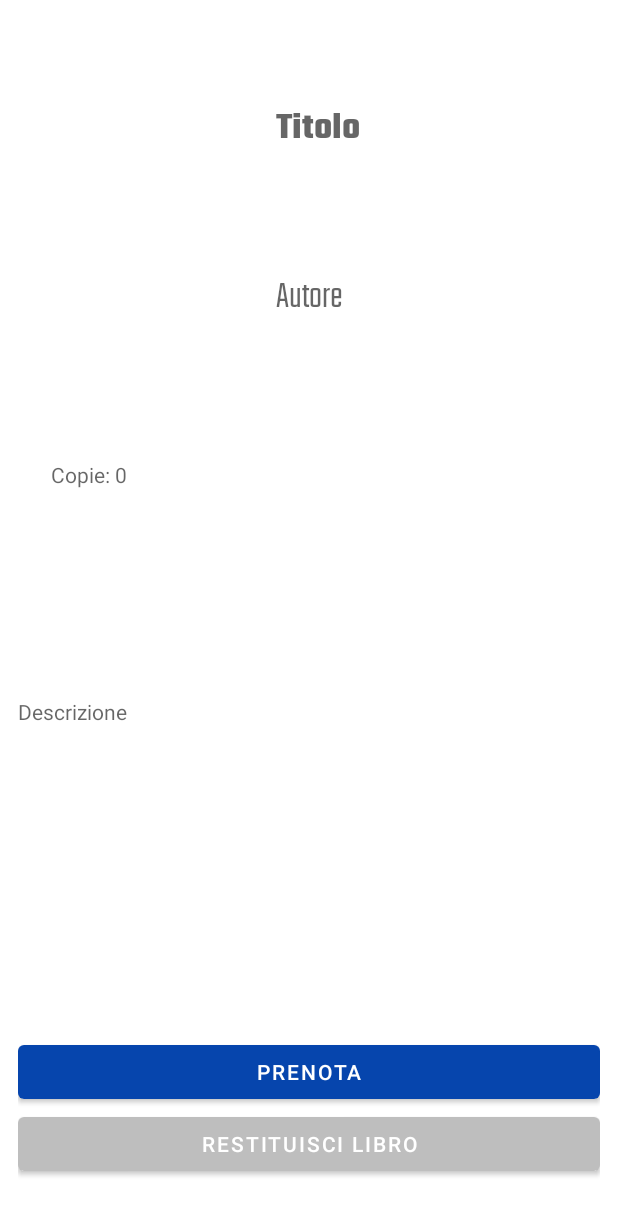
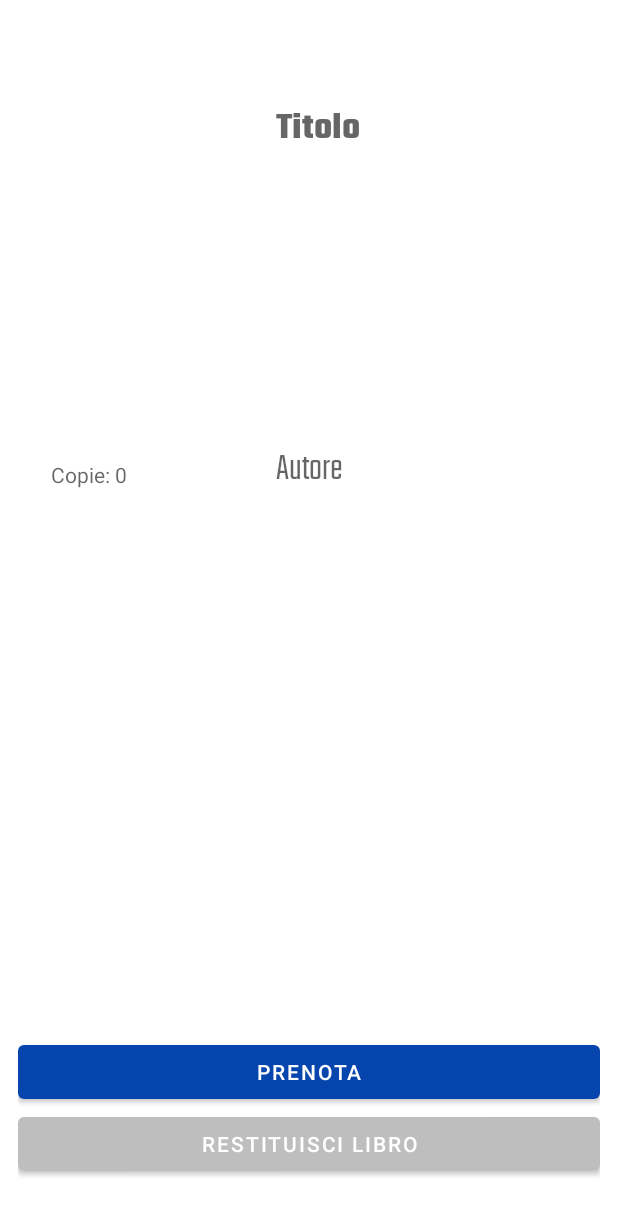
Before and after one commit to Alovato99/Lovato-Bettoni-Biblioteca, an Android app: the layout activity_book.xml on its own in the app's theme, with its tools: preview values and no code run, on a phone screen of 412 x 824 dp. Shown: the top 1215 px of the screen. Run offline under Robolectric (Android 15) with nearby library versions, the phone set to English and light mode, and no system bars.

```diff
--- a/app/src/main/java/com/example/bibliotecabl/ui/RemoveBooksFragment.kt
+++ b/app/src/main/java/com/example/bibliotecabl/ui/RemoveBooksFragment.kt
@@ -20,7 +20,6 @@ class RemoveBooksFragment : Fragment() {
     private var title=""
     private var author=""
     private var bookID : String =""
-    private var rentedBook = false
 
     override fun onCreateView(
             inflater: LayoutInflater,
--- a/app/src/main/res/layout-land/activity_book.xml
+++ b/app/src/main/res/layout-land/activity_book.xml
@@ -6,7 +6,7 @@
     android:layout_height="match_parent"
     android:layout_marginTop="0dp"
     android:layout_marginBottom="0dp"
-    android:padding="12dp"
+    android:padding="8dp"
     tools:context="ui.BookActivity">
 
     <ImageView
@@ -22,13 +22,13 @@
     <TextView
         android:id="@+id/bookTitleEditText"
         android:layout_width="200dp"
-        android:layout_height="0dp"
+        android:layout_height="wrap_content"
         android:ems="10"
         android:fontFamily="@font/teko_bold"
         android:hint="@string/bookTitle"
         android:inputType="textMultiLine"
         android:textColor="@color/black"
-        android:textSize="25sp"
+        android:textSize="18sp"
         app:layout_constraintStart_toStartOf="parent"
         app:layout_constraintTop_toTopOf="parent" />
 
@@ -65,7 +65,6 @@
         android:background="@drawable/multi_text_rectangle"
         android:ems="10"
         android:gravity="start|top"
-        android:hint="Descrizione"
         android:inputType="textMultiLine"
         app:layout_constraintBottom_toTopOf="@+id/rentButton"
         app:layout_constraintEnd_toEndOf="parent"
@@ -81,7 +80,6 @@
         app:backgroundTint="@color/blueLink"
         app:layout_constraintBottom_toTopOf="@+id/returnButton"
         app:layout_constraintEnd_toEndOf="parent"
-        app:layout_constraintHorizontal_bias="0.333"
         app:layout_constraintStart_toStartOf="parent" />
 
     <Button
@@ -93,7 +91,6 @@
         app:backgroundTint="@color/lightGrey"
         app:layout_constraintBottom_toBottomOf="parent"
         app:layout_constraintEnd_toEndOf="parent"
-        app:layout_constraintHorizontal_bias="0.333"
         app:layout_constraintStart_toStartOf="parent" />
 
     <androidx.constraintlayout.widget.Barrier
--- a/app/src/main/res/layout/activity_book.xml
+++ b/app/src/main/res/layout/activity_book.xml
@@ -42,8 +42,8 @@
     <TextView
         android:id="@+id/bookAuthorEditText"
         android:layout_width="200dp"
-        android:layout_height="0dp"
-        android:layout_marginBottom="120dp"
+        android:layout_height="wrap_content"
+        android:layout_marginBottom="80dp"
         android:ems="10"
         android:fontFamily="@font/teko_light"
         android:hint="@string/bookAuthor"
@@ -75,7 +75,6 @@
         android:background="@drawable/multi_text_rectangle"
         android:ems="10"
         android:gravity="start|top"
-        android:hint="Descrizione"
         android:inputType="textMultiLine"
         app:layout_constraintBottom_toTopOf="@+id/rentButton"
         app:layout_constraintEnd_toEndOf="parent"
--- a/app/src/main/res/values/strings.xml
+++ b/app/src/main/res/values/strings.xml
@@ -84,5 +84,8 @@
     <string name="default_author">author</string>
     <string name="default_bookName">BookName</string>
 
+    <string name="book_removed_error">Il libro selezionato è stato rimosso</string>
+
+
 
 </resources>
```
Also changed, not shown: app/src/main/java/com/example/bibliotecabl/LoginActivity.kt (+13 -2 lines), app/src/main/java/com/example/bibliotecabl/fieldChecker.kt (+9 -0 lines), app/src/main/java/com/example/bibliotecabl/ui/AddBooksFragment.kt (+24 -1 lines), app/src/main/java/com/example/bibliotecabl/ui/BookActivity.kt (+21 -8 lines), app/src/main/java/com/example/bibliotecabl/ui/HomeFragment.kt (+3 -6 lines).
